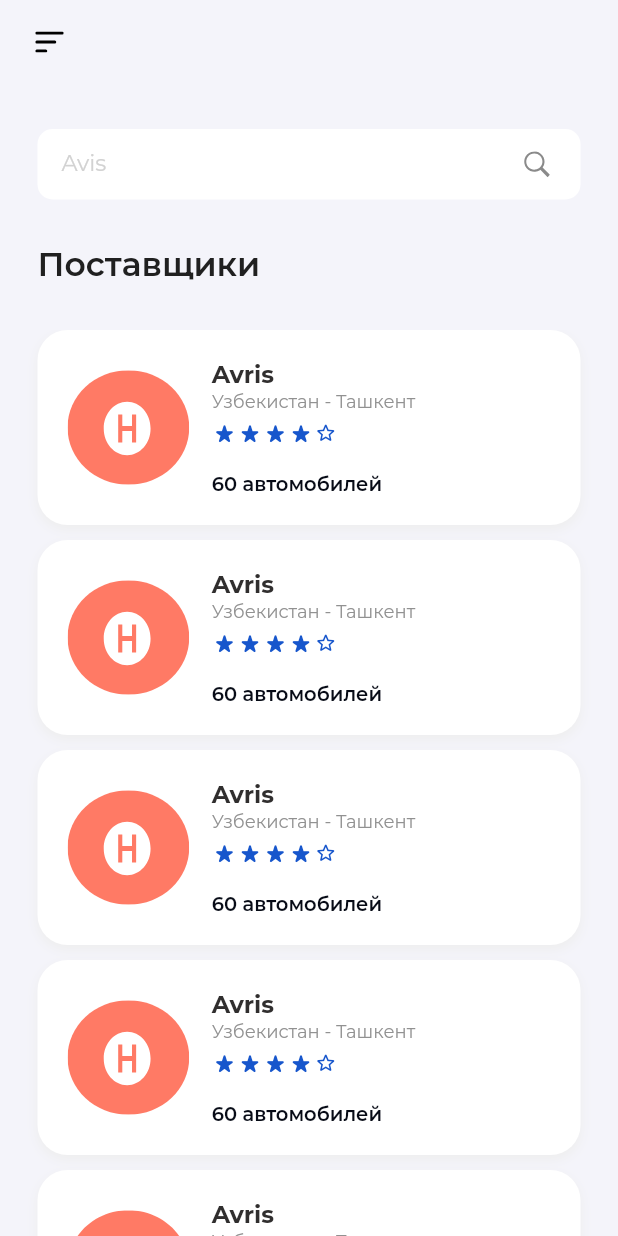
After one commit to Uzcoding/get_rentcar, a Flutter app: the ProvidersScreen screen opened directly, on a phone screen of 412 x 824 dp. The commit adds this screen. Run offline on Flutter 3.47's test engine with Material 2 defaults, Android fonts, the phone set to English and light mode, and no system bars; our stand-ins replace flutter_svg, sms_autofill; missing offline and left inert: transition.

Commit message:
added providers ui

```diff
--- a/lib/config/icons_path.dart
+++ b/lib/config/icons_path.dart
@@ -5,6 +5,9 @@ abstract class IconsPath {
   static const String tabNote = 'assets/icons/tab-note.svg';
   static const String tabSearch = 'assets/icons/tab-search.svg';
   static const String hertz = 'assets/icons/Hertz.svg';
+  static const String hertzBig = 'assets/icons/Hertz-big.svg';
+  static const String star = 'assets/icons/star.svg';
+  static const String activeStar = 'assets/icons/active-star.svg';
 
   // Drawer icons
   static const String profile = 'assets/icons/profile.svg';
--- a/lib/config/routes.dart
+++ b/lib/config/routes.dart
@@ -7,4 +7,5 @@ abstract class Routes {
   static const String myReservations = '/my-reservations';
   static const String myTransactions = '/my-transactions';
   static const String profile = '/profile';
+  static const String providers = '/providers';
 }
--- a/lib/config/text_styles.dart
+++ b/lib/config/text_styles.dart
@@ -22,4 +22,9 @@ abstract class TextStyles {
     fontWeight: FontWeight.bold,
     color: ColorPalette.drawerText,
   );
+  static const TextStyle listTitle = const TextStyle(
+    fontWeight: FontWeight.w600,
+    fontSize: 22.0,
+    color: ColorPalette.categoryTitle,
+  );
 }
--- a/lib/main.dart
+++ b/lib/main.dart
@@ -64,6 +64,11 @@ class MyApp extends StatelessWidget {
               child: ProfileScreen(),
               transitionEffect: TransitionEffect.RIGHT_TO_LEFT,
             );
+          case Routes.providers:
+            return Transition(
+              child: ProvidersScreen(),
+              transitionEffect: TransitionEffect.FADE,
+            );
         }
       },
     );
--- a/lib/screens/my_transactions/my_transactions_screen.dart
+++ b/lib/screens/my_transactions/my_transactions_screen.dart
@@ -14,6 +14,7 @@ class MyTransactionsScreen extends StatelessWidget {
     return Scaffold(
       key: _scaffoldKey,
       appBar: getAppBarWithDrawer(_scaffoldKey),
+      drawer: CustomDrawer(),
       body: SingleChildScrollView(
         physics: BouncingScrollPhysics(),
         child: SizedBox(
@@ -68,7 +69,6 @@ class MyTransactionsScreen extends StatelessWidget {
           ),
         ),
       ),
-      drawer: CustomDrawer(),
     );
   }
 }
--- /dev/null
+++ b/lib/screens/providers/providers_screen.dart
@@ -0,0 +1,63 @@
+import 'package:flutter/material.dart';
+import 'package:flutter_svg/flutter_svg.dart';
+import 'package:get_rentcar/config/config.dart';
+import 'package:get_rentcar/widgets/widgets.dart';
+
+import 'widgets/all_providers_card.dart';
+
+class ProvidersScreen extends StatelessWidget {
+  final _scaffoldKey = GlobalKey<ScaffoldState>();
+  @override
+  Widget build(BuildContext context) {
+    return Scaffold(
+      key: _scaffoldKey,
+      appBar: getAppBarWithDrawer(_scaffoldKey),
+      drawer: CustomDrawer(),
+      body: Column(
+        crossAxisAlignment: CrossAxisAlignment.start,
+        children: <Widget>[
+          Container(
+            height: 47.0,
+            margin: const EdgeInsets.symmetric(
+              horizontal: 25.0,
+              vertical: 30.0,
+            ),
+            child: TextField(
+              decoration: InputDecoration(
+                fillColor: Colors.white,
+                hintText: ' Avis',
+                suffixIcon: Padding(
+                  padding: const EdgeInsets.only(right: 10.0),
+                  child: SvgPicture.asset(
+                    IconsPath.search,
+                    fit: BoxFit.scaleDown,
+                  ),
+                ),
+              ),
+            ),
+          ),
+          Container(
+            margin: const EdgeInsets.only(left: 25.0, bottom: 30.0),
+            child: Text(
+              AppStrings.providers,
+              style: TextStyles.listTitle,
+            ),
+          ),
+          Expanded(
+            child: ListView.separated(
+              separatorBuilder: (context, index) =>
+                  const SizedBox(height: 10.0),
+              physics: BouncingScrollPhysics(),
+              padding: const EdgeInsets.symmetric(horizontal: 25.0)
+                  .copyWith(bottom: 20.0),
+              itemCount: 10,
+              itemBuilder: (BuildContext context, int index) {
+                return AllProvidersCard();
+              },
+            ),
+          )
+        ],
+      ),
+    );
+  }
+}
--- /dev/null
+++ b/lib/screens/providers/widgets/all_providers_card.dart
@@ -0,0 +1,92 @@
+import 'package:flutter/material.dart';
+import 'package:flutter_svg/flutter_svg.dart';
+import 'package:get_rentcar/config/config.dart';
+
+class AllProvidersCard extends StatelessWidget {
+  const AllProvidersCard({
+    Key? key,
+  }) : super(key: key);
+
+  @override
+  Widget build(BuildContext context) {
+    return Container(
+      padding: const EdgeInsets.all(20.0),
+      decoration: BoxDecoration(
+        borderRadius: BorderRadius.circular(20.0),
+        boxShadow: [
+          BoxShadow(
+            color: Colors.grey.shade200,
+            offset: Offset(0, 3),
+            blurRadius: 6.0,
+          )
+        ],
+        color: Colors.white,
+      ),
+      child: Row(
+        children: <Widget>[
+          SvgPicture.asset(IconsPath.hertzBig),
+          const SizedBox(width: 15.0),
+          Column(
+            crossAxisAlignment: CrossAxisAlignment.start,
+            children: <Widget>[
+              Text(
+                'Avris',
+                style: const TextStyle(
+                  fontSize: 16.0,
+                  fontWeight: FontWeight.bold,
+                  color: ColorPalette.drawerText,
+                ),
+              ),
+              Text(
+                'Узбекистан - Ташкент',
+                style: const TextStyle(
+                  fontSize: 12.0,
+                  color: const Color(0xFF919191),
+                ),
+              ),
+              const SizedBox(height: 5.0),
+              Row(
+                children: <Widget>[
+                  Icon(
+                    Icons.star_rate_rounded,
+                    color: ColorPalette.mainColor,
+                    size: 17.0,
+                  ),
+                  Icon(
+                    Icons.star_rate_rounded,
+                    color: ColorPalette.mainColor,
+                    size: 17.0,
+                  ),
+                  Icon(
+                    Icons.star_rate_rounded,
+                    color: ColorPalette.mainColor,
+                    size: 17.0,
+                  ),
+                  Icon(
+                    Icons.star_rate_rounded,
+                    color: ColorPalette.mainColor,
+                    size: 17.0,
+                  ),
+                  Icon(
+                    Icons.star_border_rounded,
+                    color: ColorPalette.mainColor,
+                    size: 16.0,
+                  ),
+                ],
+              ),
+              const SizedBox(height: 17.0),
+              Text(
+                '60 автомобилей',
+                style: const TextStyle(
+                  fontSize: 13.0,
+                  fontWeight: FontWeight.w600,
+                  color: ColorPalette.black,
+                ),
+              ),
+            ],
+          )
+        ],
+      ),
+    );
+  }
+}
--- a/lib/screens/screens.dart
+++ b/lib/screens/screens.dart
@@ -7,3 +7,4 @@ export 'profile_settings/profile_settings_screen.dart';
 export 'my_reservations/my_reservations_screen.dart';
 export 'my_transactions/my_transactions_screen.dart';
 export 'profile/profile_screen.dart';
+export 'providers/providers_screen.dart';
--- a/lib/screens/tab_screens/cars_tab_item.dart
+++ b/lib/screens/tab_screens/cars_tab_item.dart
@@ -17,11 +17,7 @@ class CarsTabItem extends StatelessWidget {
               children: <Widget>[
                 Text(
                   AppStrings.cars,
-                  style: TextStyle(
-                    fontWeight: FontWeight.w600,
-                    fontSize: 22.0,
-                    color: ColorPalette.categoryTitle,
-                  ),
+                  style: TextStyles.listTitle,
                 ),
                 GestureDetector(
                   onTap: () {},
@@ -44,14 +40,10 @@ class CarsTabItem extends StatelessWidget {
               children: <Widget>[
                 Text(
                   AppStrings.providers,
-                  style: TextStyle(
-                    fontWeight: FontWeight.w600,
-                    fontSize: 22.0,
-                    color: ColorPalette.categoryTitle,
-                  ),
+                  style: TextStyles.listTitle,
                 ),
                 GestureDetector(
-                  onTap: () {},
+                  onTap: () => Navigator.pushNamed(context, Routes.providers),
                   child: Text(
                     AppStrings.seeAll,
                     style: TextStyle(
```
